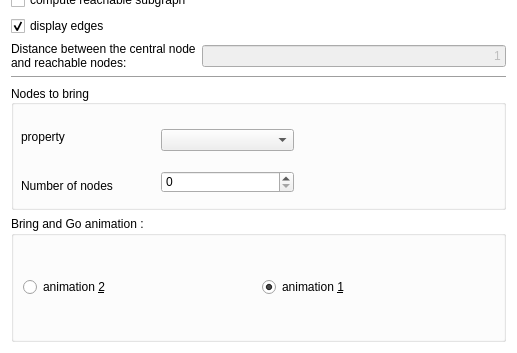
The window that plugins/interactor/NeighborhoodHighlighter/NeighborhoodHighlighterConfigWidget.ui (Tulip-Dev/tulip) describes before a commit, drawn with Qt 5; both pictures show x 0 to 517 and y 153 to 506 of the 517 by 506 pixel window.
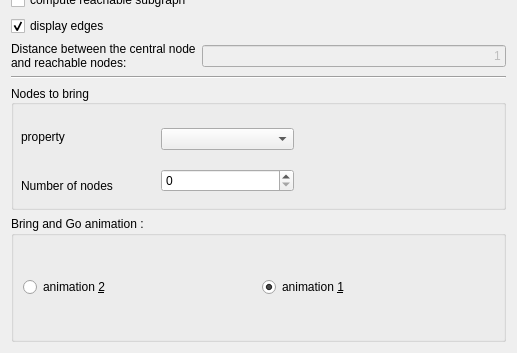
The same window after the commit.

Commit message: plugins style sheets cleanup: use the perspective main window style sheet as much as possible

What changed in the file:
```diff
--- a/plugins/interactor/NeighborhoodHighlighter/NeighborhoodHighlighterConfigWidget.ui
+++ b/plugins/interactor/NeighborhoodHighlighter/NeighborhoodHighlighterConfigWidget.ui
@@ -19,11 +19,6 @@
   <property name="windowTitle">
    <string>Form</string>
   </property>
-  <property name="styleSheet">
-    <string notr="true">
-      #NeighborhoodHighlighterConfigWidgetData { background-color: white; }
-    </string>
-  </property>
   <layout class="QVBoxLayout" name="verticalLayout_2">
    <item>
     <widget class="QGroupBox" name="groupBox">
```
Left out of the diff: 2 changed lines with no effect on the pictures. The commit also changes 22 other files.
